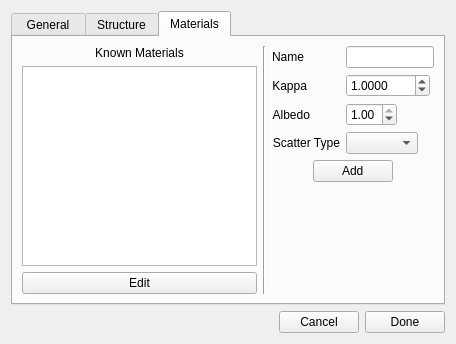
Above: GUI/ArcGUI/configure.ui from ExOplanet-Exeter/ExOEx before the change. Below: the same form after it.
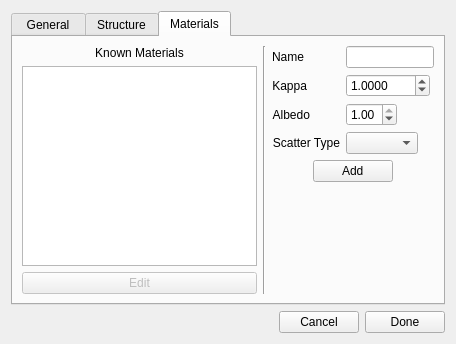
That is the form after the change. The open tabs and pages were chosen to show the change.

What changed in the file:
```diff
--- a/GUI/ArcGUI/configure.ui
+++ b/GUI/ArcGUI/configure.ui
@@ -258,6 +258,9 @@
          </item>
          <item>
           <widget class="QPushButton" name="pushButton_edit_material">
+           <property name="enabled">
+            <bool>false</bool>
+           </property>
            <property name="text">
             <string>Edit</string>
            </property>
```
Left out of the diff: 4 changed lines with no effect on the pictures.
